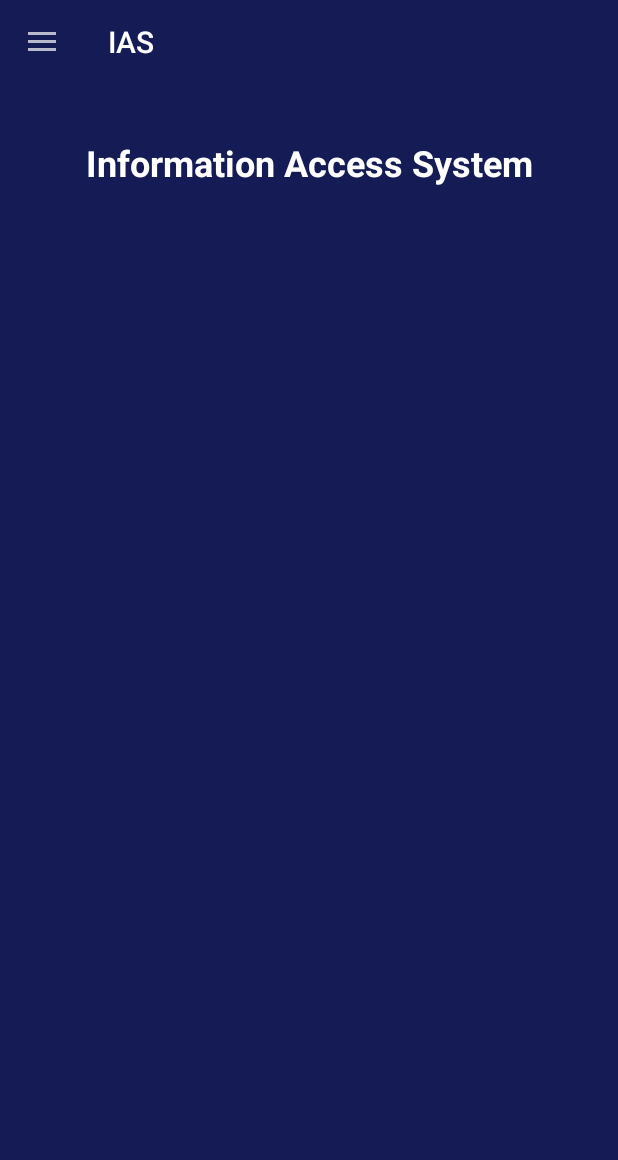
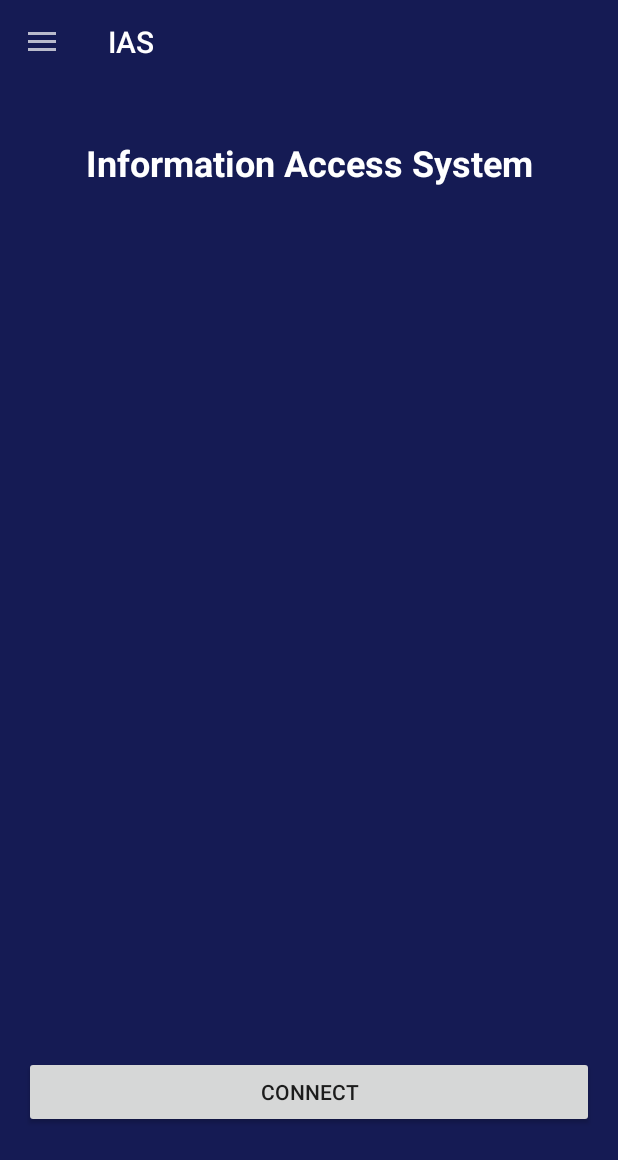
Before and after one commit to pranshu-verma/BLEIAS, an Android app: the screen it shows after launch (HomeActivity), on a phone screen of 412 x 824 dp. Shown: the top 1160 px of the screen. Run offline under Robolectric (Android 15) with nearby library versions, the light colour scheme and no system bars; Roboto replaces fonts that are not available here.

Commit message:
deleted connect menu

```diff
--- a/Application/src/main/java/com/example/android/bluetoothlegatt/HomeActivity.java
+++ b/Application/src/main/java/com/example/android/bluetoothlegatt/HomeActivity.java
@@ -43,9 +43,6 @@ public class HomeActivity extends AppCompatActivity implements NavigationView.On
             case R.id.home:
                 getSupportFragmentManager().beginTransaction().replace(R.id.fragment_container, new HomeFragment()).commit();
                 break;
-            case R.id.connect:
-                getSupportFragmentManager().beginTransaction().replace(R.id.fragment_container, new ConnectFragment()).commit();
-                break;
             case R.id.contact:
                 getSupportFragmentManager().beginTransaction().replace(R.id.fragment_container, new ContactFragment()).commit();
                 break;
--- a/Application/src/main/java/com/example/android/bluetoothlegatt/HomeFragment.java
+++ b/Application/src/main/java/com/example/android/bluetoothlegatt/HomeFragment.java
@@ -1,5 +1,6 @@
 package com.example.android.bluetoothlegatt;
 
+import android.content.Intent;
 import android.os.Bundle;
 import android.support.annotation.NonNull;
 import android.support.annotation.Nullable;
@@ -7,11 +8,21 @@ import android.support.v4.app.Fragment;
 import android.view.LayoutInflater;
 import android.view.View;
 import android.view.ViewGroup;
+import android.widget.Button;
 
 public class HomeFragment extends Fragment {
     @Nullable
     @Override
     public View onCreateView(@NonNull LayoutInflater inflater, @Nullable ViewGroup container, @Nullable Bundle savedInstanceState) {
-        return inflater.inflate(R.layout.fragment_home, container, false);
+        View view = inflater.inflate(R.layout.fragment_home, container, false);
+        Button button = view.findViewById(R.id.moveToDeviceScan);
+        button.setOnClickListener(new View.OnClickListener() {
+            @Override
+            public void onClick(View view) {
+                Intent intent = new Intent(getActivity(), DeviceScanActivity.class);
+                startActivity(intent);
+            }
+        });
+        return view;
     }
 }
--- a/Application/src/main/res/layout/fragment_home.xml
+++ b/Application/src/main/res/layout/fragment_home.xml
@@ -1,6 +1,5 @@
 <?xml version="1.0" encoding="utf-8"?>
 <android.support.constraint.ConstraintLayout xmlns:android="http://schemas.android.com/apk/res/android"
-    xmlns:tools="http://schemas.android.com/tools"
     android:layout_width="match_parent"
     android:layout_height="match_parent"
     android:background="@color/colorPrimaryDark"
@@ -21,4 +20,17 @@
         app:layout_constraintTop_toTopOf="parent"
         app:layout_constraintVertical_bias="0.05"/>
 
+    <Button
+        android:id="@+id/moveToDeviceScan"
+        android:layout_width="match_parent"
+        android:layout_height="wrap_content"
+        android:layout_marginStart="16dp"
+        android:layout_marginEnd="16dp"
+        android:text="@string/connect"
+        app:layout_constraintTop_toTopOf="parent"
+        app:layout_constraintBottom_toBottomOf="parent"
+        app:layout_constraintLeft_toLeftOf="parent"
+        app:layout_constraintRight_toRightOf="parent"
+        app:layout_constraintVertical_bias="0.9" />
+
 </android.support.constraint.ConstraintLayout>
--- a/Application/src/main/res/menu/nav_drawer.xml
+++ b/Application/src/main/res/menu/nav_drawer.xml
@@ -8,10 +8,6 @@
             android:id="@+id/home"
             android:icon="@drawable/ic_home"
             android:title="@string/home" />
-        <item
-            android:id="@+id/connect"
-            android:icon="@drawable/ic_bluetooth"
-            android:title="@string/connect" />
     </group>
 
     <group
```
Also changed, not shown: Application/src/main/java/com/example/android/bluetoothlegatt/ConnectFragment.java (deleted, +0 -28 lines), Application/src/main/res/layout/fragment_connect.xml (deleted, +0 -36 lines).
